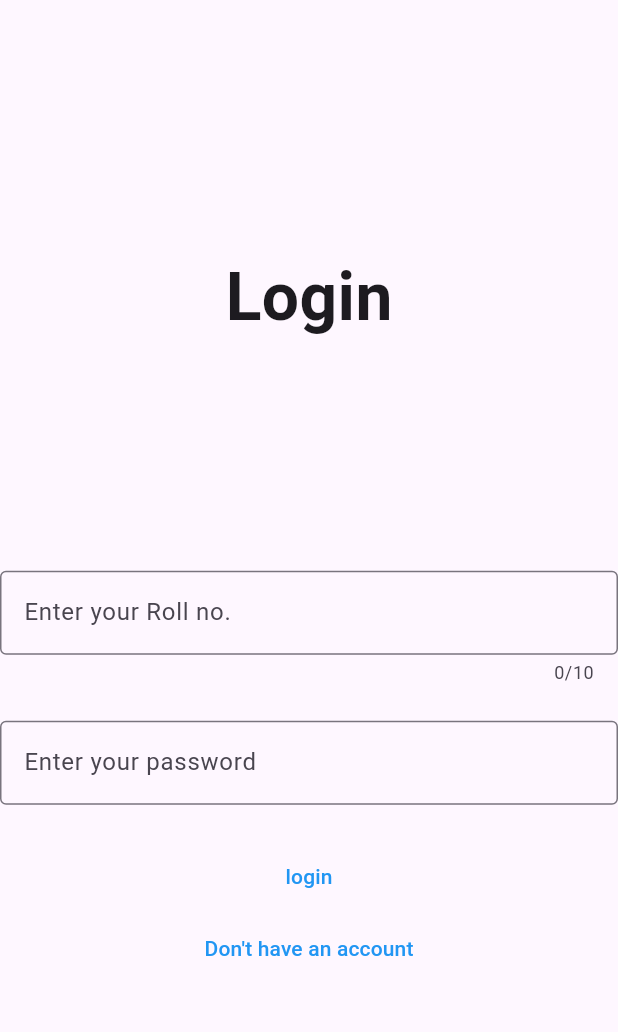
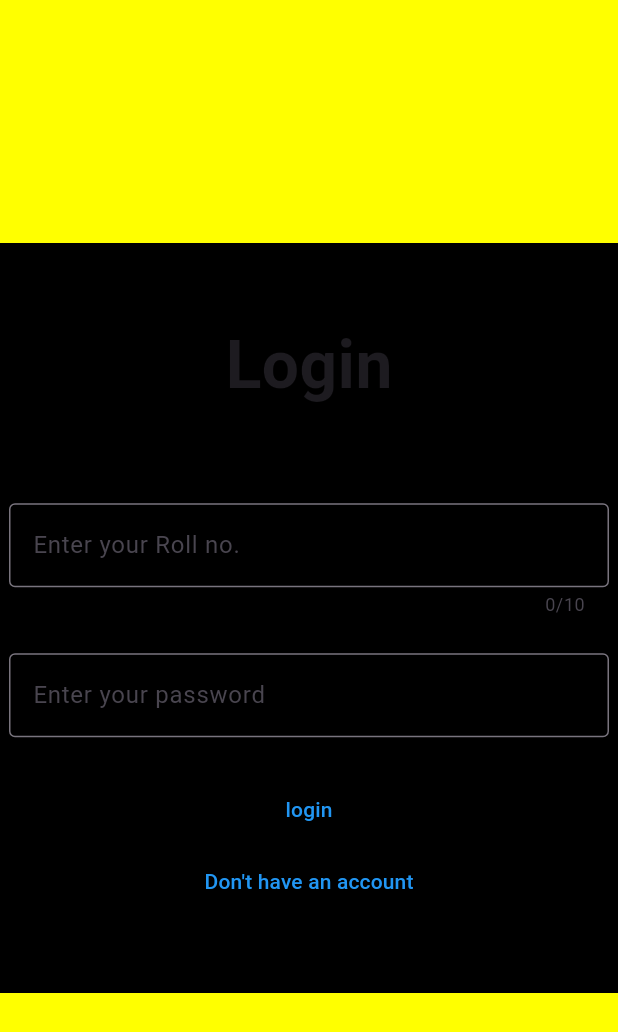
Before and after one commit to sidharth-124/qrapp1, a Flutter app: the screen it shows after launch, on a phone screen of 412 x 824 dp. Shown: the top 1032 px of the screen. Run offline on Flutter 3.47's test engine with Material 3 defaults, Android fonts, the phone set to English and light mode, and no system bars; our stand-ins replace qr_flutter.

```diff
--- a/lib/login.dart
+++ b/lib/login.dart
@@ -13,24 +13,34 @@ class _LoginState extends State<Login> {
   @override
   Widget build(BuildContext context) {
     return Scaffold(
+      backgroundColor: Colors.yellowAccent,
       body:
+
       Center(
+        child: Container(color: Colors.black,height: 500,width: 500,
           child: Column(mainAxisAlignment: MainAxisAlignment.center,
+            crossAxisAlignment: CrossAxisAlignment.center,
             children: [
               Text('Login', style: TextStyle(fontSize: 44,fontWeight: FontWeight.bold), ),
-            SizedBox(height: 150,),
-            TextField(
+              SizedBox(height: 60,),
+              SizedBox(
+                width: 400,
+                child: TextField(
                   maxLength: 10,
                   decoration: InputDecoration(
                     border: OutlineInputBorder(),
                     labelText: 'Enter your Roll no.',
                   ),
                 ),
+              ),
               SizedBox(height: 24,),
-            TextField(
+              SizedBox(
+                width: 400,
+                child: TextField(
                   decoration: InputDecoration(
                     border: OutlineInputBorder(),
                     labelText: 'Enter your password',
+                  ),
                 ),
               ),
               SizedBox(height: 24,),
@@ -60,6 +70,7 @@ class _LoginState extends State<Login> {
               ),
             ],
               ),
+        ),
     )
     );
   }
--- a/pubspec.yaml
+++ b/pubspec.yaml
@@ -35,6 +35,7 @@ dependencies:
   # Use with the CupertinoIcons class for iOS style icons.
   cupertino_icons: ^1.0.2
   qr_flutter: ^4.1.0
+  http: ^1.2.1
 
 dev_dependencies:
   flutter_test:
```
Also changed, not shown: lib/cam.dart (added, +46 -0 lines), lib/profile.dart (added, +47 -0 lines), lib/scan.dart (+22 -2 lines), pubspec.lock. Lines whose indentation alone changed are shown as unchanged.
